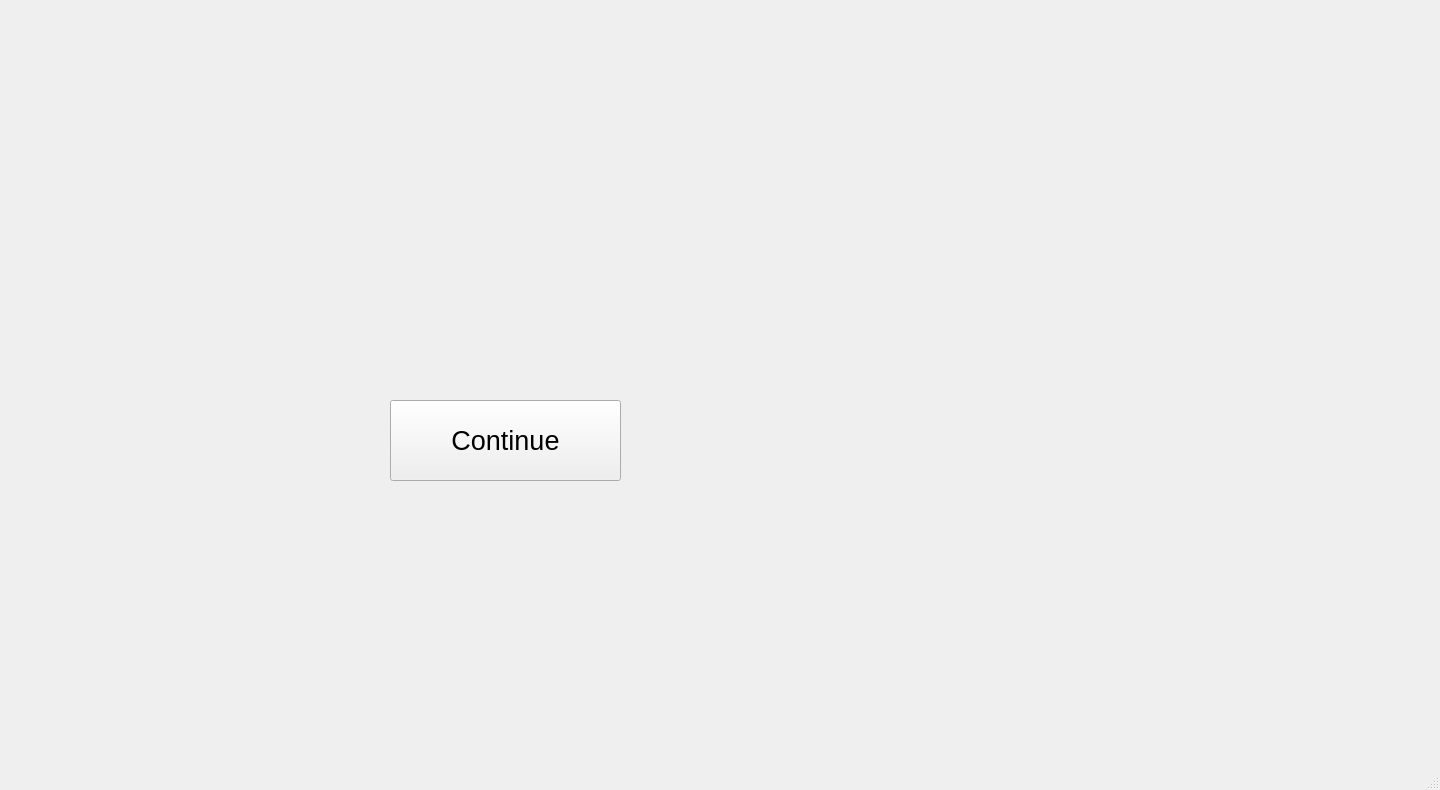
Qt form Python/SportsTutor/main.ui (CUBoulder-2018spring-ML4HCI/Final-MoCap-SportsTutor) before a commit.
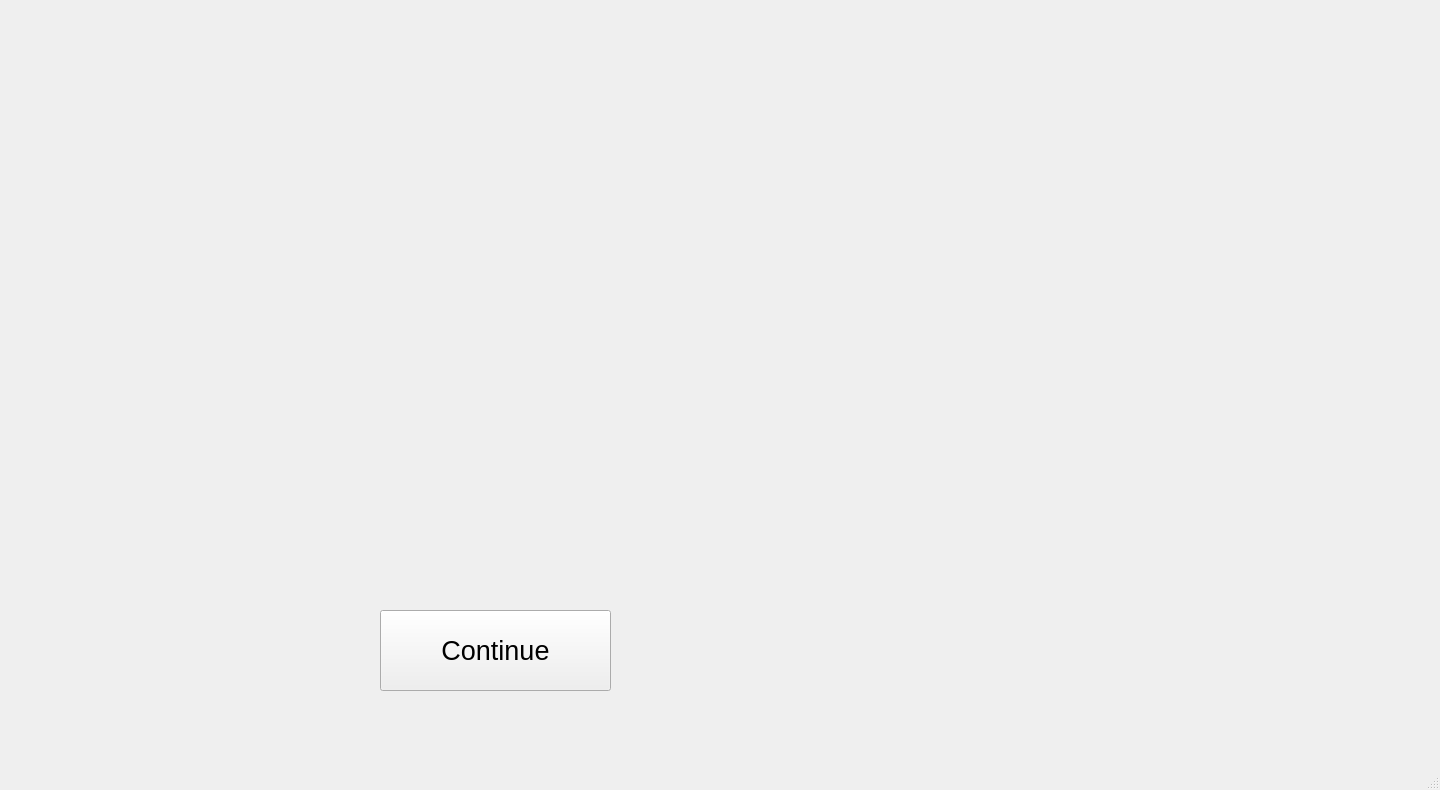
The same form after that commit. Icons and pictures are not drawn.

Commit message: updated UI once again

The edit to the form file:
```diff
--- a/Python/SportsTutor/main.ui
+++ b/Python/SportsTutor/main.ui
@@ -18,11 +18,17 @@
     <property name="geometry">
      <rect>
       <x>-10</x>
-      <y>20</y>
+      <y>40</y>
       <width>1031</width>
       <height>681</height>
      </rect>
     </property>
+    <property name="maximumSize">
+     <size>
+      <width>1031</width>
+      <height>16777215</height>
+     </size>
+    </property>
     <property name="styleSheet">
      <string notr="true">QToolTip {
     border: 1px solid #76797C;
@@ -1248,27 +1254,11 @@
      <number>0</number>
     </property>
     <widget class="QWidget" name="page">
-     <widget class="QLabel" name="label_2">
-      <property name="geometry">
-       <rect>
-        <x>210</x>
-        <y>50</y>
-        <width>601</width>
-        <height>511</height>
-       </rect>
-      </property>
-      <property name="text">
-       <string/>
-      </property>
-      <property name="pixmap">
-       <pixmap>../../../Final/Final-MoCap-SportsTutor/Python/SportsTutor/pics/steup_small.png</pixmap>
-      </property>
-     </widget>
      <widget class="QPushButton" name="continue_button">
       <property name="geometry">
        <rect>
-        <x>400</x>
-        <y>380</y>
+        <x>390</x>
+        <y>570</y>
         <width>231</width>
         <height>81</height>
        </rect>
@@ -1282,6 +1272,22 @@
        <string>Continue</string>
       </property>
      </widget>
+     <widget class="QLabel" name="label_2">
+      <property name="geometry">
+       <rect>
+        <x>200</x>
+        <y>10</y>
+        <width>611</width>
+        <height>531</height>
+       </rect>
+      </property>
+      <property name="text">
+       <string/>
+      </property>
+      <property name="pixmap">
+       <pixmap>pics/steup_small.png</pixmap>
+      </property>
+     </widget>
     </widget>
     <widget class="QWidget" name="page_2">
      <widget class="QLabel" name="label">
```
Left out of the diff: 4 changed lines with no effect on the pictures. The commit also changes 1 other file.
